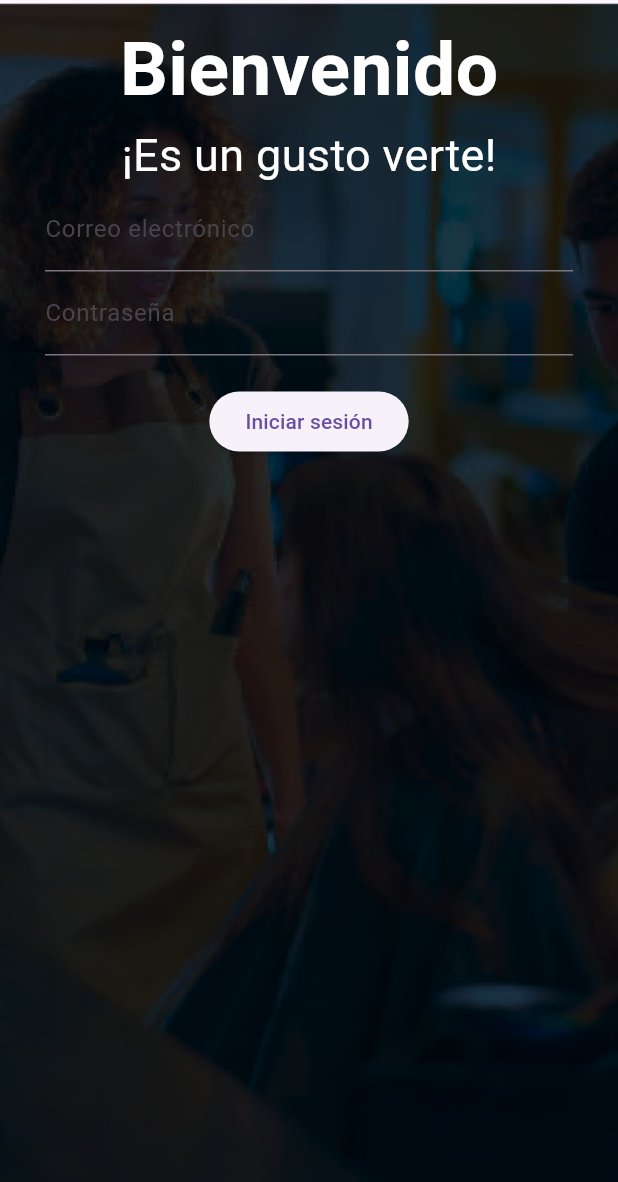
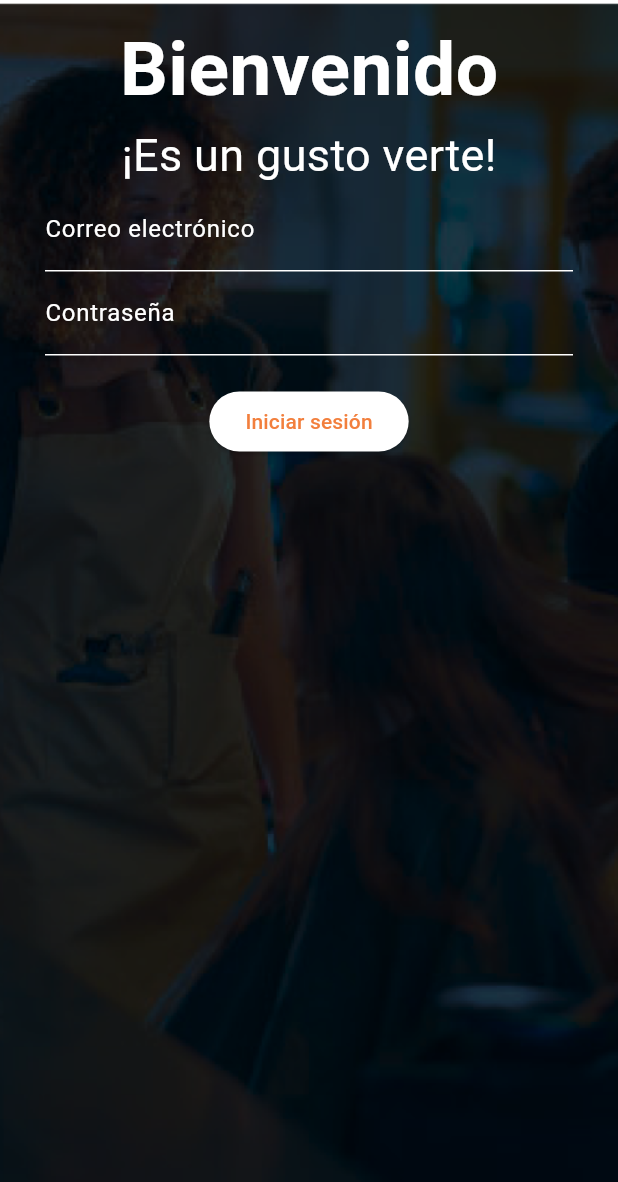
Before and after one commit to AndresCamiloChavez/app_pamii, a Flutter app: the screen it shows after launch, on a phone screen of 412 x 824 dp. Shown: the top 1182 px of the screen. Run offline on Flutter 3.47's test engine with Material 3 defaults, Android fonts, the light colour scheme and no system bars; our stand-ins replace carousel_slider, dio, flutter_riverpod, go_router.

Commit message:
arreglo de loading y manejo del tema

```diff
--- /dev/null
+++ b/lib/core/constants/colors.dart
@@ -0,0 +1,34 @@
+import 'package:flutter/material.dart';
+
+class AppColors {
+  static const Color primaryColor = Color(0xFFF27F3D);
+  static const Color primaryColorLight = Color(0xFF5D60A6);
+  static const Color primaryColorDark = Color(0xFF0A00B6);
+  static const Color secondaryColor =
+      Color(0xFF6A6DA6); // Renombrado de accentColor a secondaryColor
+}
+
+class AppTheme {
+  static ThemeData get theme {
+    return ThemeData(
+      primaryColor: AppColors.primaryColor,
+      primaryColorLight: AppColors.primaryColorLight,
+      primaryColorDark: AppColors.primaryColorDark,
+      colorScheme: ColorScheme.fromSwatch().copyWith(
+        primary: AppColors.primaryColor,
+        secondary: AppColors
+            .secondaryColor, // Uso de secondary en lugar de accentColor
+      ),
+      buttonTheme: const ButtonThemeData(
+        buttonColor: AppColors.primaryColor,
+      ),
+      appBarTheme: const AppBarTheme(
+        backgroundColor: AppColors.primaryColor,
+        foregroundColor: Colors.white,
+      ),
+      textTheme: const TextTheme(
+        displayLarge: TextStyle(color: AppColors.primaryColorDark),
+      ),
+    );
+  }
+}
--- a/lib/main.dart
+++ b/lib/main.dart
@@ -1,3 +1,4 @@
+import 'package:app_pamii/core/constants/colors.dart';
 import 'package:app_pamii/core/router/app_router.dart';
 import 'package:flutter/material.dart';
 import 'package:flutter_riverpod/flutter_riverpod.dart';
@@ -19,6 +20,7 @@ class MyApp extends ConsumerWidget {
     final router = ref.watch(routerProvider);
 
     return MaterialApp.router(
+      theme: AppTheme.theme,
       routerDelegate: router.routerDelegate,
       routeInformationParser: router.routeInformationParser,
       routeInformationProvider: router.routeInformationProvider,
--- a/lib/presentation/pages/auth/login_page.dart
+++ b/lib/presentation/pages/auth/login_page.dart
@@ -1,16 +1,14 @@
 import 'package:app_pamii/presentation/pages/auth/widgets/form_login.dart';
+import 'package:app_pamii/presentation/providers/auth/form_provider.dart';
 import 'package:flutter/material.dart';
+import 'package:flutter_riverpod/flutter_riverpod.dart';
 
-class LoginPage extends StatefulWidget {
+class LoginPage extends ConsumerWidget {
   const LoginPage({super.key});
 
   @override
-  State<LoginPage> createState() => _LoginPageState();
-}
-
-class _LoginPageState extends State<LoginPage> {
-  @override
-  Widget build(BuildContext context) {
+  Widget build(BuildContext context, WidgetRef ref) {
+    final formData = ref.watch(loginFormProvider);
     return Scaffold(
         body: Stack(
       children: [
@@ -22,25 +20,28 @@ class _LoginPageState extends State<LoginPage> {
             fit: BoxFit.cover,
           ),
         ),
-        const SafeArea(
+                if (formData.isLoading) const Center(child: CircularProgressIndicator()),
+
+        SafeArea(
           child: Padding(
-            padding: EdgeInsets.all(10.0),
+            padding: const EdgeInsets.all(10.0),
             child: Column(
               crossAxisAlignment: CrossAxisAlignment.center,
               mainAxisAlignment: MainAxisAlignment.start,
               children: [
-                Text(
+                if (formData.isLoading) const CircularProgressIndicator(),
+                const Text(
                   'Bienvenido',
                   style: TextStyle(
                       color: Colors.white,
                       fontSize: 50,
                       fontWeight: FontWeight.bold),
                 ),
-                Text(
+                const Text(
                   '¡Es un gusto verte!',
                   style: TextStyle(color: Colors.white, fontSize: 30),
                 ),
-                LoginForm()
+                const LoginForm()
               ],
             ),
           ),
--- a/lib/presentation/pages/auth/widgets/form_login.dart
+++ b/lib/presentation/pages/auth/widgets/form_login.dart
@@ -1,7 +1,6 @@
 import 'package:app_pamii/presentation/providers/auth/form_provider.dart';
 import 'package:flutter/material.dart';
 import 'package:flutter_riverpod/flutter_riverpod.dart';
-
 
 class LoginForm extends ConsumerWidget {
   const LoginForm({super.key});
@@ -16,21 +15,28 @@ class LoginForm extends ConsumerWidget {
         mainAxisAlignment: MainAxisAlignment.center,
         children: [
           TextField(
-            onChanged: (value) => ref.read(loginFormProvider.notifier).updateEmail(value),
+            keyboardType: TextInputType.emailAddress,
+            onChanged: (value) =>
+                ref.read(loginFormProvider.notifier).updateEmail(value),
             style: const TextStyle(color: Colors.white),
             decoration: InputDecoration(
-              labelText: 'Correo electrónico',
-              errorText: formData.error,
-            ),
+                labelText: 'Correo electrónico',
+                errorText: formData.error,
+                labelStyle: const TextStyle(color: Colors.white)),
           ),
           TextField(
-            style: const TextStyle(color: Colors.white),
-            onChanged: (value) => ref.read(loginFormProvider.notifier).updatePassword(value),
+            style: const TextStyle(
+                color: Colors.white), // Estilo para el texto ingresado
+            onChanged: (value) =>
+                ref.read(loginFormProvider.notifier).updatePassword(value),
             decoration: InputDecoration(
               labelText: 'Contraseña',
-              hintStyle: const TextStyle(color: Colors.white),
+              labelStyle: const TextStyle(
+                  color: Colors
+                      .white), // Asegúrate de que el color del label también sea blanco
+              hintStyle: const TextStyle(
+                  color: Colors.white), // Estilo para el texto de sugerencia
               errorText: formData.error,
-              hoverColor: Colors.white
             ),
             obscureText: true,
           ),
@@ -38,7 +44,8 @@ class LoginForm extends ConsumerWidget {
             height: 20,
           ),
           ElevatedButton(
-            onPressed: () => ref.read(loginFormProvider.notifier).submitForm(),
+            onPressed: () =>
+                ref.read(loginFormProvider.notifier).submitForm(context),
             child: const Text('Iniciar sesión'),
           ),
         ],
--- a/lib/presentation/pages/home/home_page.dart
+++ b/lib/presentation/pages/home/home_page.dart
@@ -12,6 +12,7 @@ class HomePage extends StatelessWidget {
   @override
   Widget build(BuildContext context) {
     return const Scaffold(
+      backgroundColor: Colors.white,
       appBar: AppBarCustom(),
       drawer: DrawerCustom(),
       body: ContentHome(),
--- a/lib/presentation/pages/home/widgets/content_home.dart
+++ b/lib/presentation/pages/home/widgets/content_home.dart
@@ -17,6 +17,7 @@ class ContentHome extends ConsumerWidget {
         ]);
       },
       child: ListView(
+        physics: const BouncingScrollPhysics(),
         children: [
           const SectionTitle(title: "Principales Servicios"),
           ServiceSection(ref.watch(serviceListProvider)),
--- a/lib/presentation/pages/home/widgets/content_home_card.dart
+++ b/lib/presentation/pages/home/widgets/content_home_card.dart
@@ -1,6 +1,4 @@
 import 'package:app_pamii/domain/entities/company.entity.dart';
-import 'package:app_pamii/presentation/providers/company/company_provider.dart';
-import 'package:app_pamii/presentation/providers/services/services_provider.dart';
 import 'package:carousel_slider/carousel_slider.dart';
 import 'package:flutter/material.dart';
 import 'package:flutter_riverpod/flutter_riverpod.dart';
```
Also changed, not shown: lib/presentation/helpers/loading.dart (added, +31 -0 lines), lib/presentation/providers/auth/form_provider.dart (+29 -13 lines).
